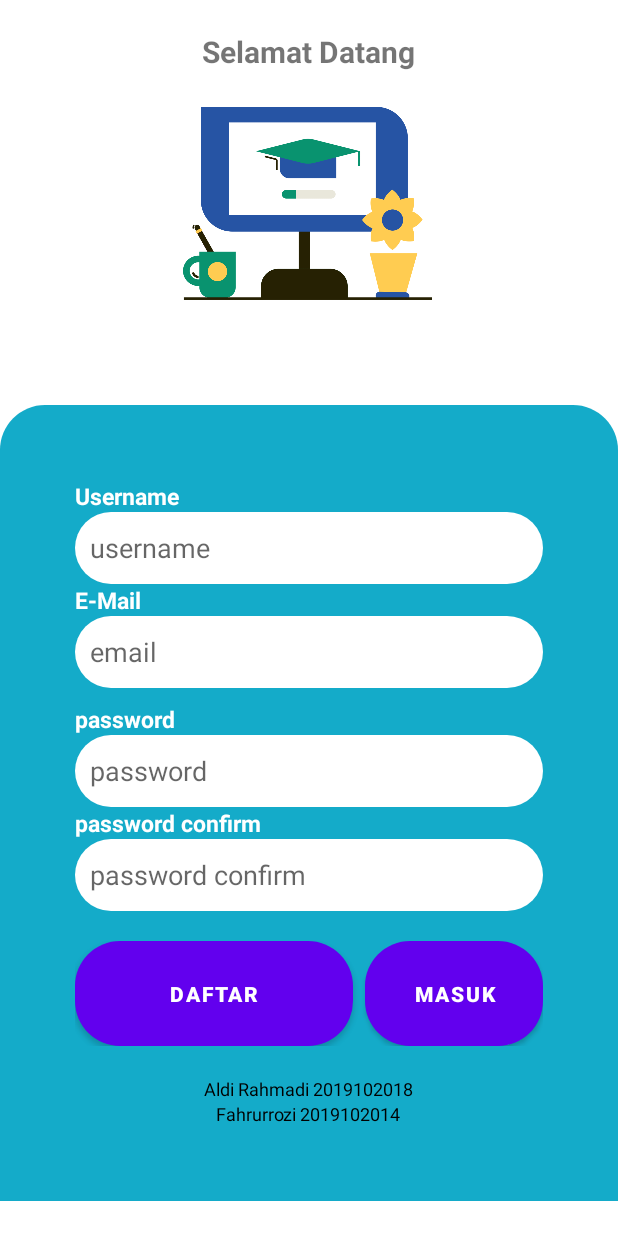
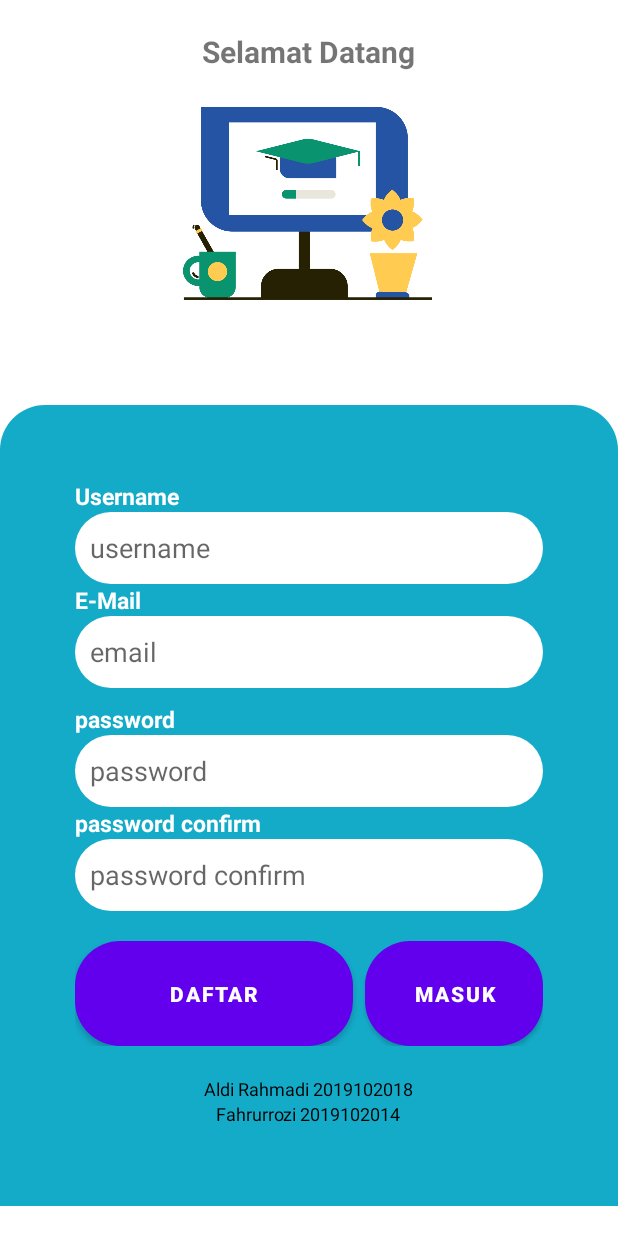
Before and after one commit to noname-03/Java_Firebase-Elearning, an Android app: the screen it shows after launch (Register), after a tap on "DAFTAR", on a phone screen of 412 x 824 dp. Run offline under Robolectric (Android 15) with nearby library versions, the phone set to English and light mode, and no system bars; our stand-ins replace Firebase (no records; nobody signed in at launch, a user with empty details on screens opened directly).

Commit message:
fix typo declaration

```diff
--- a/app/src/main/java/com/example/crudfirebase/Login.java
+++ b/app/src/main/java/com/example/crudfirebase/Login.java
@@ -32,7 +32,7 @@ public class Login extends AppCompatActivity {
         setContentView(R.layout.activity_login);
 
         editmail = findViewById(R.id.email);
-        editpw = findViewById(R.id.email);
+        editpw = findViewById(R.id.password);
         btnregister = findViewById(R.id.register);
         btnlogin = findViewById(R.id.login);
 
@@ -55,7 +55,7 @@ public class Login extends AppCompatActivity {
         });
     }
     private void login(String email, String password){
-        progressDialog.show();
+//        progressDialog.show();
         mAuth.signInWithEmailAndPassword(email, password).addOnCompleteListener(new OnCompleteListener<AuthResult>() {
             @Override
             public void onComplete(@NonNull Task<AuthResult> task) {
@@ -68,7 +68,7 @@ public class Login extends AppCompatActivity {
                 }else{
                     Toast.makeText(getApplicationContext(), "Login Gagal", Toast.LENGTH_SHORT).show();
                 }
-                progressDialog.dismiss();
+//                progressDialog.dismiss();
             }
         });
     }
@@ -80,7 +80,7 @@ public class Login extends AppCompatActivity {
     public void onStart(){
         super.onStart();
         FirebaseUser currentuser = mAuth.getCurrentUser();
-        if (currentuser != null){
+        if (currentuser!=null){
             reload();
         }
     }
--- a/app/src/main/res/layout/activity_login.xml
+++ b/app/src/main/res/layout/activity_login.xml
@@ -77,7 +77,7 @@
             android:inputType="textPassword"
             android:paddingLeft="10dp" />
         <RelativeLayout
-            android:layout_marginTop="40dp"
+            android:layout_marginTop="30dp"
             android:layout_width="wrap_content"
             android:layout_height="20dp"/>
         <LinearLayout
@@ -120,7 +120,7 @@
             android:textColor="@color/black"/>
         <TextView
             android:layout_width="wrap_content"
-            android:layout_height="wrap_content"
+            android:layout_height="20dp"
             android:layout_gravity="center"
             android:text="Fahrurrozi 2019102014"
             android:textSize="12dp"
--- a/app/src/main/res/layout/activity_register.xml
+++ b/app/src/main/res/layout/activity_register.xml
@@ -5,7 +5,7 @@
     android:layout_width="match_parent"
     android:layout_height="match_parent"
     android:orientation="vertical"
-    tools:context=".Login">
+    tools:context=".Register">
 
     <RelativeLayout
         android:layout_width="match_parent"
@@ -39,8 +39,7 @@
         android:layout_height="match_parent">
     <LinearLayout
         android:layout_width="match_parent"
-        android:layout_height="285dp"
-        android:layout_weight="1"
+        android:layout_height="match_parent"
         android:padding="50dp"
         android:background="@drawable/gradient"
         android:orientation="vertical">
@@ -154,7 +153,7 @@
             android:textColor="@color/black"/>
         <TextView
             android:layout_width="wrap_content"
-            android:layout_height="wrap_content"
+            android:layout_height="20dp"
             android:layout_gravity="center"
             android:text="Fahrurrozi 2019102014"
             android:textSize="12dp"
```
